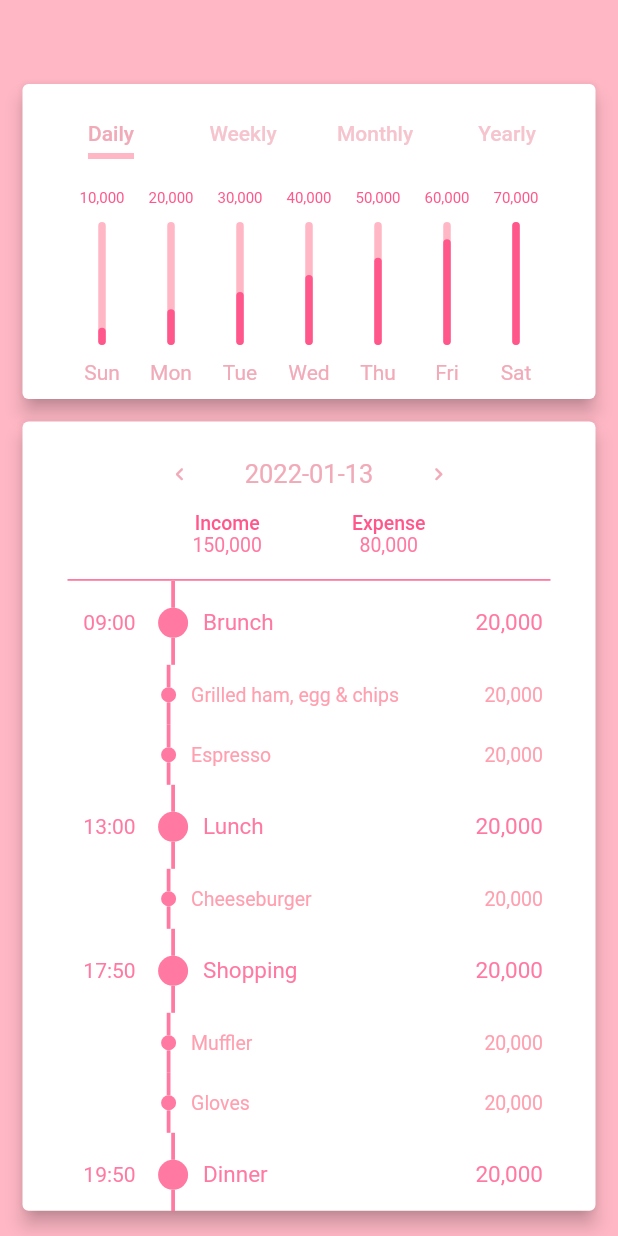
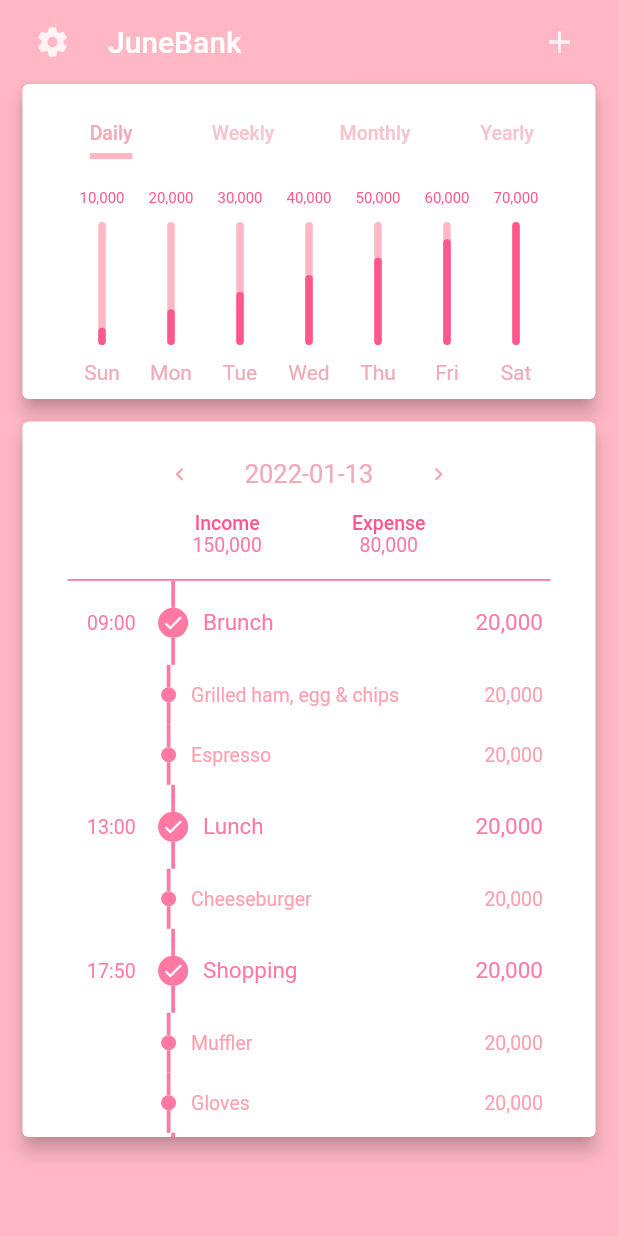
Before and after one commit to asd147asd147/Blossom, a Flutter app: the screen it shows after launch, on a phone screen of 412 x 824 dp. Run offline on Flutter 3.47's test engine with Material 2 defaults, Android fonts, the phone set to English and light mode, and no system bars; drawn by our look-alikes of flutter_animation_progress_bar, timelines.

Commit message:
Add Appbar Icons and Title

```diff
--- a/lib/homeInfo.dart
+++ b/lib/homeInfo.dart
@@ -86,6 +86,7 @@ class _HomeInfoState extends State<HomeInfo> with SingleTickerProviderStateMixin
                                             constraints: BoxConstraints.expand(height: 50),
                                             child: TabBar(
                                                     labelColor: CustomTheme.of(context).theme.homeInfoLabel,
+                                                    labelStyle: TextStyle(fontSize: 13.0, ),
                                                     indicatorColor: CustomTheme.of(context).theme.homeInfoIndicator,
                                                     indicatorWeight: 4.0,
                                                     indicatorSize: TabBarIndicatorSize.label,
--- a/lib/homePage.dart
+++ b/lib/homePage.dart
@@ -2,14 +2,50 @@ import 'package:flutter/material.dart';
 import './homeInfo.dart';
 import './homeTimeLine.dart';
 import './theme.dart';
+import './Summary.dart';
 
 class HomePage extends StatelessWidget {
     @override
     Widget build(BuildContext context) {
         return MaterialApp(
                 theme: CustomTheme.of(context).theme.themeData,
-                home: Scaffold(
+                home: HomeScreen(),
+        );
+    }
+}
+
+class HomeScreen extends StatelessWidget {
+    @override
+    Widget build(BuildContext context) {
+        return Scaffold(
                 appBar: AppBar(
+                        leading: Padding(
+                                    padding: EdgeInsets.symmetric(horizontal: 15),
+                                    child: IconButton(
+                                            icon: Icon(Icons.settings),
+                                            color: CustomTheme.of(context).theme.appBarIconColor,
+                                            onPressed: () {
+                                                Navigator.push(context, MaterialPageRoute(builder: (_) => Summary()));
+                                            },
+                                    ),
+                            ),
+                        /*Padding(
+                                padding: EdgeInsets.symmetric(horizontal: 30),
+                                child: Icon(Icons.menu),
+                        ),*/
+                        title: Text('JuneBank'),
+                        actions: [
+                            Padding(
+                                    padding: EdgeInsets.symmetric(horizontal: 15),
+                                    child: IconButton(
+                                            icon: Icon(Icons.add),
+                                            color: CustomTheme.of(context).theme.appBarIconColor,
+                                            onPressed: () {
+                                                Navigator.push(context, MaterialPageRoute(builder: (_) => Summary()));
+                                            },
+                                    ),
+                            ),
+                        ],
                         backgroundColor: Colors.transparent,
                         elevation: 0,
                 ),
@@ -19,7 +55,6 @@ class HomePage extends StatelessWidget {
                                     HomeTimeLine(),
                                 ],
                         ),
-                ),
                 );
     }
 }
--- a/lib/homeTimeLine.dart
+++ b/lib/homeTimeLine.dart
@@ -58,7 +58,6 @@ class _HomeTimeLineState extends State<HomeTimeLine> {
                                     return ListTile(
                                             contentPadding: EdgeInsets.only(left: 10.0, right: 5.0),
                                             visualDensity: VisualDensity(vertical: _topPad),
-                                            onTap: () {},
                                             title: Text(
                                                     _timeLineInfo[index]['content'],
                                                     style: TextStyle(
@@ -85,17 +84,27 @@ class _HomeTimeLineState extends State<HomeTimeLine> {
                                             padding: const EdgeInsets.only(right: 15.0),
                                             child: Text(
                                                     _timeLineInfo[index]['oppContent'],
-                                                    style: TextStyle(color: _color),
+                                                    style: TextStyle(
+                                                            color: _color,
+                                                            fontSize: 13.0,
+                                                    ),
                                             ),
                                     );
                                 },
                                 indicatorBuilder: (_, index) {
                                     var _size = 20.0;
+                                    var _childSize = 15.0;
                                     if(_timeLineInfo[index]['type'] == 1){
                                         _size = 10.0;
+                                        _childSize = 0.0;
                                     }
                                     return DotIndicator(
                                             size: _size,
+                                            child: Icon(
+                                                    Icons.check,
+                                                    color: Colors.white,
+                                                    size: _childSize,
+                                            ),
                                     );
                                 },
                                 connectorBuilder: (_, index, type) {
@@ -117,6 +126,7 @@ class _HomeTimeLineState extends State<HomeTimeLine> {
 
     @override
     Widget build(BuildContext context) {
+        final Size size = MediaQuery.of(context).size;
         return Card(
                 margin: EdgeInsets.only(left: 15, right: 15, top: 15),
                 elevation: 5,
@@ -214,8 +224,9 @@ class _HomeTimeLineState extends State<HomeTimeLine> {
                                     ),
                             ),
                             Container(
-                                    height: 420,
+                                    height: size.height * 0.45,
                                     child: PageView(
+                                            reverse: true,
                                             scrollDirection: Axis.horizontal,
                                             children: <Widget>[
                                                 timelineBuilder(),
@@ -224,13 +235,6 @@ class _HomeTimeLineState extends State<HomeTimeLine> {
                                             ],
                                     ),
                             ),
-                            /*ElevatedButton(
-                                    child: Text("Go to second page"),
-                                    onPressed: () {
-                                        Navigator.push(
-                                                context, MaterialPageRoute(builder: (_) => Summary()));
-                                    },
-                            ),*/
                         ],
                 ),
         );
--- a/lib/theme.dart
+++ b/lib/theme.dart
@@ -2,6 +2,8 @@ import 'package:flutter/material.dart';
 
 abstract class DefaultTheme {
     Color get scaffoldBackgroundColor;
+
+    Color get appBarIconColor;
 
     Color get homeInfoBarBackground;
     Color get homeInfoBarProgress;
@@ -28,9 +30,12 @@ class PinkTheme extends DefaultTheme {
     static Color baseColor = Color(0xfff1aab8);
     static Color defaultColor = Color(0xffff79a2);
     static Color textColor = Color(0xffff9faf);
+    static Color brightColor = Color(0xfffff3f5);
 
     @override
     final Color scaffoldBackgroundColor = mainColor;
+
+    final Color appBarIconColor = brightColor;
 
     final Color homeInfoLabel = baseColor;
     final Color homeInfoIndicator = mainColor;
@@ -59,9 +64,12 @@ class PurpleTheme extends DefaultTheme {
     static Color baseColor = Color(0xffaeabf1);
     static Color defaultColor = Color(0xff8379ff);
     static Color textColor = Color(0xffad9fff);
+    static Color brightColor = Color(0xfffff3f5);
 
     @override
     final Color scaffoldBackgroundColor = mainColor;
+
+    final Color appBarIconColor = brightColor;
 
     final Color homeInfoLabel = baseColor;
     final Color homeInfoIndicator = mainColor;
```
Also changed, not shown: 1 other file. Lines whose indentation alone changed are shown as unchanged.
